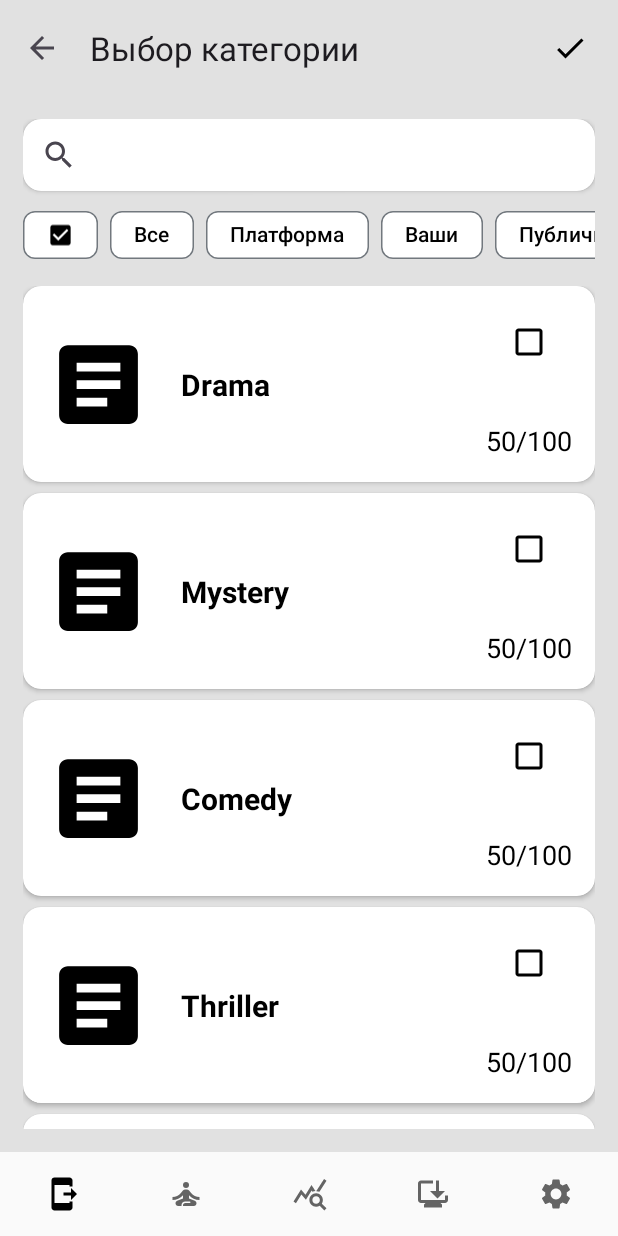
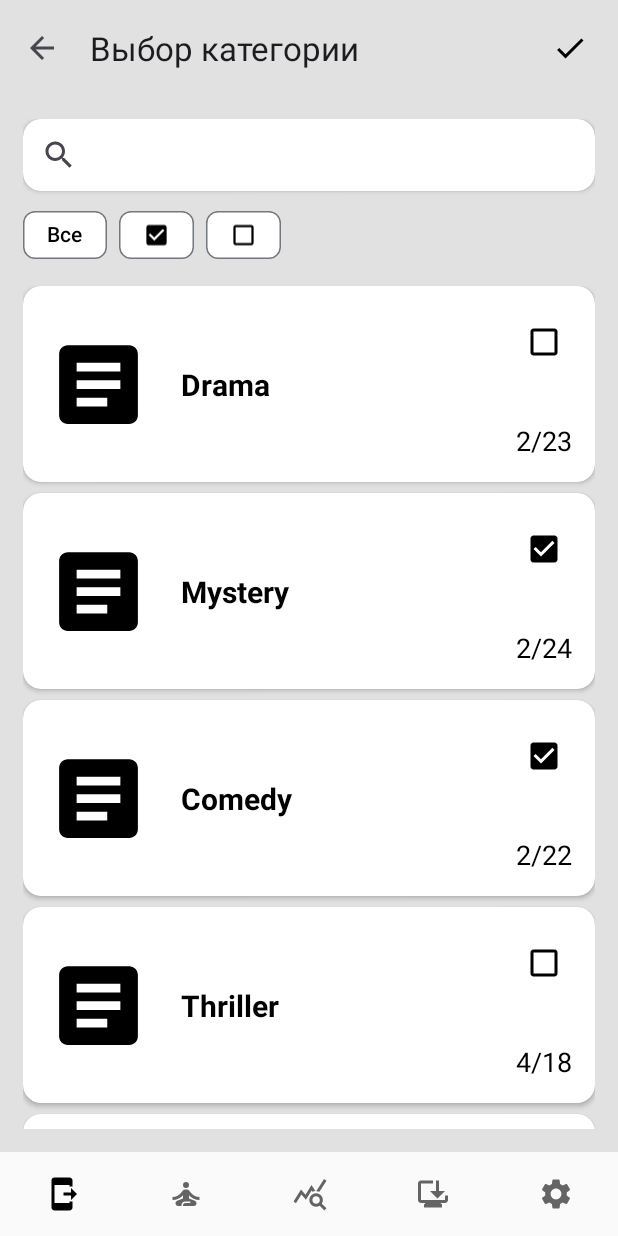
Before and after one commit to litnaro/MindVocab, an Android app: the WordSetsFragment screen opened through its navigation route, after a tap on an icon or button, on a phone screen of 412 x 824 dp. Run offline under Robolectric (Android 15) with nearby library versions, the phone set to English and light mode, and no system bars; our stand-ins replace Room's generated code, navigation-ui; pictures from the network do not load.

Commit message:
WordSets logic model

```diff
--- a/app/src/main/java/com/example/mindvocab/model/Exceptions.kt
+++ b/app/src/main/java/com/example/mindvocab/model/Exceptions.kt
@@ -12,3 +12,6 @@ class UnableToLoadWordException(message: String) : AppException()
 class UnableToListenInformationException(message: String) : AppException()
 
 class WordsEndedException(message: String) : AppException()
+
+//Account exception
+class AuthException : AppException()
--- a/app/src/main/java/com/example/mindvocab/model/room/AppDataBase.kt
+++ b/app/src/main/java/com/example/mindvocab/model/room/AppDataBase.kt
@@ -9,6 +9,7 @@ import com.example.mindvocab.model.achievement.room.entities.AchievementDbEntity
 import com.example.mindvocab.model.sets.room.WordSetsDao
 import com.example.mindvocab.model.sets.room.entity.AccountWordSetDbEntity
 import com.example.mindvocab.model.sets.room.entity.WordSetDbEntity
+import com.example.mindvocab.model.sets.room.entity.WordSetsWithStatisticDbView
 import com.example.mindvocab.model.word.room.entities.AccountWordProgressDbEntity
 import com.example.mindvocab.model.word.room.entities.ExampleDbEntity
 import com.example.mindvocab.model.word.room.entities.LanguageDbEntity
@@ -29,6 +30,9 @@ import com.example.mindvocab.model.word.room.WordsDao
         WordDbEntity::class,
         AccountWordSetDbEntity::class,
         AccountWordProgressDbEntity::class
+    ],
+    views = [
+        WordSetsWithStatisticDbView::class
     ]
 )
 abstract class AppDataBase : RoomDatabase() {
--- a/app/src/main/java/com/example/mindvocab/model/room/Repositories.kt
+++ b/app/src/main/java/com/example/mindvocab/model/room/Repositories.kt
@@ -27,16 +27,16 @@ object Repositories {
 
     // Repositories
 
+    val accountsRepository: AccountRepository by lazy {
+        RoomAccountRepository(database.getAccountsDao())
+    }
+
     val wordSetsRepository: WordSetsRepository by lazy {
-        RoomWordSetsRepository(database.getWordSetsDao())
+        RoomWordSetsRepository(database.getWordSetsDao(), accountsRepository)
     }
 
     val wordsRepository: WordRepository by lazy {
         RoomWordRepository(database.getWordsDao())
-    }
-
-    val accountsRepository: AccountRepository by lazy {
-        RoomAccountRepository(database.getAccountsDao())
     }
 
     // Entrance point in MainActivity onCreate
--- a/app/src/main/java/com/example/mindvocab/model/sets/WordSetsRepository.kt
+++ b/app/src/main/java/com/example/mindvocab/model/sets/WordSetsRepository.kt
@@ -19,14 +19,14 @@ interface WordSetsRepository : Repository {
      * @throws StorageException
      * @throws WordSetAlreadyExistsException
      */
-    suspend fun createWordSet(wordSet: WordSetDbEntity) : Boolean
+    suspend fun createWordSet(wordSet: WordSetDbEntity)
 
     /**
      *  Delete a custom user word set.
      *  Platform word sets can not be deleted.
      *  @throws StorageException
      */
-    suspend fun deleteWordSet(wordSet: WordSetDbEntity) : Boolean
+    suspend fun deleteWordSet(wordSet: WordSetDbEntity)
 
     /**
      *  Mark the specified word set as selected.
@@ -34,13 +34,13 @@ interface WordSetsRepository : Repository {
      *  After selection those words are displayed in learning screen.
      *  @throws StorageException
      */
-    fun selectWordSet(wordSet: WordSet) : Boolean
+    suspend fun selectWordSet(wordSet: WordSet)
 
     /**
      *  Mark the specified word set as unselected.
      *  Removing all word set words but save their progress.
      *  @throws StorageException
      */
-    fun unselectWordSet(wordSet: WordSet) : Boolean
+    suspend fun unselectWordSet(wordSet: WordSet)
 
 }
--- a/app/src/main/java/com/example/mindvocab/model/sets/entity/WordSet.kt
+++ b/app/src/main/java/com/example/mindvocab/model/sets/entity/WordSet.kt
@@ -3,8 +3,8 @@ package com.example.mindvocab.model.sets.entity
 data class WordSet(
     val id: Long,
     val name: String,
-    val photo: String,
+    val image: String,
     val isSelected: Boolean,
     val wordsCount: Int,
-    val accountCompletedWordsCount: Int
+    val wordsCompleted: Int
 )
--- a/app/src/main/java/com/example/mindvocab/model/sets/room/RoomWordSetsRepository.kt
+++ b/app/src/main/java/com/example/mindvocab/model/sets/room/RoomWordSetsRepository.kt
@@ -1,48 +1,83 @@
 package com.example.mindvocab.model.sets.room
 
+import com.example.mindvocab.model.AuthException
 import com.example.mindvocab.model.StorageException
+import com.example.mindvocab.model.account.AccountRepository
 import com.example.mindvocab.model.sets.WordSetFilter
 import com.example.mindvocab.model.sets.WordSetsRepository
 import com.example.mindvocab.model.sets.entity.WordSet
+import com.example.mindvocab.model.sets.room.entity.AccountWordSetDbEntity
 import com.example.mindvocab.model.sets.room.entity.WordSetDbEntity
-import com.github.javafaker.Faker
 import kotlinx.coroutines.flow.Flow
+import kotlinx.coroutines.flow.first
+import kotlinx.coroutines.flow.flatMapLatest
+import kotlinx.coroutines.flow.flowOf
 import kotlinx.coroutines.flow.map
-import kotlin.random.Random
-
-typealias WordSetListener = (wordSet: List<WordSet>) -> Unit
+import kotlinx.coroutines.flow.mapLatest
 
 class RoomWordSetsRepository(
-    private val wordSetsDao: WordSetsDao
+    private val wordSetsDao: WordSetsDao,
+    private val accountsRepository: AccountRepository
 ) : WordSetsRepository {
 
     override suspend fun getWordSets(filter: WordSetFilter): Flow<List<WordSet>> {
-        return wordSetsDao.getWordSets().map { it ->
+        return accountsRepository.getAccount()
+            .flatMapLatest { account ->
+                if (account == null) return@flatMapLatest flowOf(emptyList())
+                queryWordSets(account.id)
+            }
+            .mapLatest { wordSets ->
+                when(filter) {
+                    WordSetFilter.ALL -> {
+                        wordSets
+                    }
+                    WordSetFilter.SELECTED -> {
+                        wordSets.filter { it.isSelected }
+                    }
+                    WordSetFilter.UNSELECTED -> {
+                        wordSets.filter { !it.isSelected }
+                    }
+                }
+            }
+    }
+
+    override suspend fun createWordSet(wordSet: WordSetDbEntity) {
+        try {
+            wordSetsDao.createWordSet(wordSet)
+        } catch (e: StorageException) {
+            e.printStackTrace()
+        }
+    }
+
+    override suspend fun deleteWordSet(wordSet: WordSetDbEntity) {
+        TODO("Not yet implemented")
+    }
+
+    override suspend fun selectWordSet(wordSet: WordSet) {
+        setSelectedFlagForWordSet(wordSet, true)
+    }
+
+    override suspend fun unselectWordSet(wordSet: WordSet) {
+        setSelectedFlagForWordSet(wordSet, false)
+    }
+
+    private fun queryWordSets(accountId: Long): Flow<List<WordSet>>{
+        return wordSetsDao.getWordSets(accountId).map { it ->
             it.map {
                 it.toWordSet()
             }
         }
     }
 
-    override suspend fun createWordSet(wordSet: WordSetDbEntity): Boolean {
-        try {
-            wordSetsDao.createWordSet(wordSet)
-        } catch (e: StorageException) {
-            e.printStackTrace()
-        }
-        return true
-    }
-
-    override suspend fun deleteWordSet(wordSet: WordSetDbEntity): Boolean {
-        TODO("Not yet implemented")
-    }
-
-    override fun selectWordSet(wordSet: WordSet): Boolean {
-        TODO("Not yet implemented")
-    }
-
-    override fun unselectWordSet(wordSet: WordSet): Boolean {
-        TODO("Not yet implemented")
+    private suspend fun setSelectedFlagForWordSet(wordSet: WordSet, isSelected: Boolean) {
+        val account = accountsRepository.getAccount().first() ?: throw AuthException()
+        wordSetsDao.setSelectedFlagForWordSet(
+            AccountWordSetDbEntity(
+                accountId = account.id,
+                wordSetId = wordSet.id,
+                isSelected = isSelected
+            )
+        )
     }
 
 }
--- a/app/src/main/java/com/example/mindvocab/model/sets/room/WordSetsDao.kt
+++ b/app/src/main/java/com/example/mindvocab/model/sets/room/WordSetsDao.kt
@@ -3,16 +3,23 @@ package com.example.mindvocab.model.sets.room
 import androidx.room.Dao
 import androidx.room.Delete
 import androidx.room.Insert
+import androidx.room.OnConflictStrategy
 import androidx.room.Query
 import androidx.room.Update
+import com.example.mindvocab.model.sets.room.entity.AccountWordSetDbEntity
 import com.example.mindvocab.model.sets.room.entity.WordSetDbEntity
+import com.example.mindvocab.model.sets.room.entity.WordSetsWithStatisticDbView
 import kotlinx.coroutines.flow.Flow
 
 @Dao
 interface WordSetsDao {
 
-    @Query("SELECT * FROM word_sets")
-    fun getWordSets() : Flow<List<WordSetDbEntity>>
+    @Query("SELECT * FROM word_sets_statistic WHERE account_id = :accountId")
+    fun getWordSets(accountId: Long) : Flow<List<WordSetsWithStatisticDbView>>
+
+    @Insert(onConflict = OnConflictStrategy.REPLACE)
+    suspend fun setSelectedFlagForWordSet(accountWordSetSelection: AccountWordSetDbEntity)
+
 
     //TODO: decide about strategy
 
--- a/app/src/main/java/com/example/mindvocab/model/sets/room/entity/WordSetDbEntity.kt
+++ b/app/src/main/java/com/example/mindvocab/model/sets/room/entity/WordSetDbEntity.kt
@@ -12,16 +12,6 @@ data class WordSetDbEntity(
     val name: String,
     val image: String
 ) {
-
-    fun toWordSet() : WordSet = WordSet(
-        id = id,
-        name = name,
-        photo = "photo",
-        isSelected = false,
-        wordsCount = 100,
-        accountCompletedWordsCount = 50
-    )
-
     override fun equals(other: Any?): Boolean {
         if (this === other) return true
         if (javaClass != other?.javaClass) return false
--- /dev/null
+++ b/app/src/main/java/com/example/mindvocab/model/sets/room/entity/WordSetsWithStatisticDbView.kt
@@ -0,0 +1,57 @@
+package com.example.mindvocab.model.sets.room.entity
+
+import androidx.room.ColumnInfo
+import androidx.room.DatabaseView
+import androidx.room.Embedded
+import com.example.mindvocab.model.sets.entity.WordSet
+
+/**
+ * DatabaseView select every combination of accounts and word sets.
+ * Sets whether the account has selected a word set to learn or not.
+ * If account_word_set table has not record, DbView set as unselected.
+ * Calculate words in each word set.
+ * Calculates the number of words an account has completed for a specific word set.
+ */
+@DatabaseView(
+    viewName = "word_sets_statistic",
+    value = "SELECT\n" +
+            "    accounts.id AS account_id,\n" +
+            "    word_sets.id,\n" +
+            "    word_sets.name,\n" +
+            "    word_sets.image,\n" +
+            "    IFNULL(account_word_set.is_selected, 0) AS is_selected,\n" +
+            "    (SELECT COUNT(*) FROM words WHERE words.word_set_id = word_sets.id) AS words_count,\n" +
+            "    (SELECT COUNT(*)\n" +
+            "        FROM (\n" +
+            "            SELECT words.id\n" +
+            "            FROM words, account_word_progress\n" +
+            "            WHERE words.word_set_id = word_sets.id\n" +
+            "                AND account_word_progress.word_id = words.id\n" +
+            "                AND account_word_progress.times_repeated = 6\n" +
+            "                AND account_word_progress.account_id = accounts.id\n" +
+            "            GROUP BY words.id)\n" +
+            "    ) AS words_completed\n" +
+            "FROM\n" +
+            "    accounts\n" +
+            "JOIN\n" +
+            "    word_sets\n" +
+            "LEFT JOIN\n" +
+            "    account_word_set ON account_word_set.account_id = accounts.id\n" +
+            "                        AND account_word_set.word_set_id = word_sets.id"
+)
+data class WordSetsWithStatisticDbView(
+    @ColumnInfo(name = "account_id") val accountId: Long,
+    @Embedded val wordSet: WordSetDbEntity,
+    @ColumnInfo(name = "is_selected") val isSelected: Boolean,
+    @ColumnInfo(name = "words_count") val wordsCount: Int,
+    @ColumnInfo(name = "words_completed") val wordsCompleted: Int
+) {
+    fun toWordSet() = WordSet(
+        id = wordSet.id,
+        name = wordSet.name,
+        image = wordSet.image,
+        isSelected = isSelected,
+        wordsCount = wordsCount,
+        wordsCompleted = wordsCompleted
+    )
+}
--- a/app/src/main/java/com/example/mindvocab/screens/learn/wordset/WordSetAdapter.kt
+++ b/app/src/main/java/com/example/mindvocab/screens/learn/wordset/WordSetAdapter.kt
@@ -16,15 +16,20 @@ class WordSetAdapter(
 ) : ListAdapter<WordSet, WordSetAdapter.ViewHolder>(ItemCallback), View.OnClickListener {
 
     interface Listener {
-        fun addWordSetToLearning(wordSet: WordSet)
         fun onWordSetDetail(wordSet: WordSet)
+        fun selectWordSet(wordSet: WordSet)
+        fun unselectWordSet(wordSet: WordSet)
     }
 
     override fun onClick(view: View) {
         val wordSet = view.tag as WordSet
         when(view.id) {
             R.id.wordSetIsSelected -> {
-                listener.addWordSetToLearning(wordSet)
+                if (wordSet.isSelected) {
+                    listener.unselectWordSet(wordSet)
+                } else {
+                    listener.selectWordSet(wordSet)
+                }
             }
             else -> {
                 listener.onWordSetDetail(wordSet)
@@ -53,10 +58,10 @@ class WordSetAdapter(
             }
 
             wordSetTitle.text = item.name
-            wordSetProgress.text = "${item.accountCompletedWordsCount}/${item.wordsCount}"
+            wordSetProgress.text = "${item.wordsCompleted}/${item.wordsCount}"
 
             Glide.with(wordSetPhoto.context)
-                .load(item.photo)
+                .load(item.image)
                 .circleCrop()
                 .placeholder(R.drawable.ic_article)
                 .error(R.drawable.ic_article)
--- a/app/src/main/java/com/example/mindvocab/screens/learn/wordset/WordSetsFragment.kt
+++ b/app/src/main/java/com/example/mindvocab/screens/learn/wordset/WordSetsFragment.kt
@@ -4,6 +4,7 @@ import android.os.Bundle
 import android.view.LayoutInflater
 import android.view.View
 import android.view.ViewGroup
+import android.widget.Toast
 import androidx.fragment.app.viewModels
 import androidx.navigation.fragment.findNavController
 import androidx.recyclerview.widget.LinearLayoutManager
@@ -13,6 +14,7 @@ import com.example.mindvocab.databinding.FragmentWordSetsBinding
 import com.example.mindvocab.model.ErrorResult
 import com.example.mindvocab.model.PendingResult
 import com.example.mindvocab.model.SuccessResult
+import com.example.mindvocab.model.sets.WordSetFilter
 import com.example.mindvocab.model.sets.entity.WordSet
 
 class WordSetsFragment : BaseFragment() {
@@ -26,12 +28,17 @@ class WordSetsFragment : BaseFragment() {
         val binding = FragmentWordSetsBinding.inflate(inflater, container, false)
 
         val wordSetAdapter = WordSetAdapter(object : WordSetAdapter.Listener {
-            override fun addWordSetToLearning(wordSet: WordSet) {
+
+            override fun onWordSetDetail(wordSet: WordSet) {
+                findNavController().navigate(WordSetsFragmentDirections.actionWordSetsFragmentToWordsFragment(wordSet.id))
+            }
+
+            override fun selectWordSet(wordSet: WordSet) {
                 viewModel.selectWordSet(wordSet)
             }
 
-            override fun onWordSetDetail(wordSet: WordSet) {
-                findNavController().navigate(WordSetsFragmentDirections.actionWordSetsFragmentToWordsFragment(wordSet.id))
+            override fun unselectWordSet(wordSet: WordSet) {
+                viewModel.unselectWordSet(wordSet)
             }
         })
 
@@ -55,10 +62,6 @@ class WordSetsFragment : BaseFragment() {
             }
         }
 
-        binding.createWordSet.setOnClickListener {
-            viewModel.createWordSet()
-        }
-
         return binding.root
     }
 }
--- a/app/src/main/java/com/example/mindvocab/screens/learn/wordset/WordSetsViewModel.kt
+++ b/app/src/main/java/com/example/mindvocab/screens/learn/wordset/WordSetsViewModel.kt
@@ -16,11 +16,14 @@ class WordSetsViewModel(
     private val wordSetsRepository: WordSetsRepository
 ) : BaseViewModel() {
 
-
     private val _wordSetList = MutableLiveData<Result<List<WordSet>>>()
     val wordSetList: LiveData<Result<List<WordSet>>> = _wordSetList
 
     init {
+        getWordSets()
+    }
+
+    fun getWordSets(filter: WordSetFilter = WordSetFilter.ALL) {
         viewModelScope.launch {
             wordSetsRepository.getWordSets().collect {
                 _wordSetList.value = SuccessResult(it)
@@ -28,23 +31,16 @@ class WordSetsViewModel(
         }
     }
 
-    fun getWordSetList(filter: WordSetFilter = WordSetFilter.ALL) {
-
+    fun selectWordSet(wordSet: WordSet) {
+        viewModelScope.launch {
+            wordSetsRepository.selectWordSet(wordSet)
+        }
     }
 
-    fun selectWordSet(wordSet: WordSet) {
-
+    fun unselectWordSet(wordSet: WordSet) {
+        viewModelScope.launch {
+            wordSetsRepository.unselectWordSet(wordSet)
+        }
     }
 
-    fun createWordSet() {
-        viewModelScope.launch {
-            wordSetsRepository.createWordSet(
-                WordSetDbEntity(
-                    id = 0,
-                    name = "Okay",
-                    image = "ByteArray(1)"
-                )
-            )
-        }
-    }
 }
--- a/app/src/main/res/layout/fragment_word_sets.xml
+++ b/app/src/main/res/layout/fragment_word_sets.xml
@@ -27,12 +27,23 @@
         android:layout_marginTop="5dp"
         android:scrollbars="none">
         <com.google.android.material.chip.ChipGroup
+            android:id="@+id/chipGroup"
             android:layout_width="wrap_content"
             android:layout_height="wrap_content"
+            app:singleSelection="true"
             app:singleLine="true">
 
             <com.google.android.material.chip.Chip
-                android:id="@+id/chipChosen"
+                android:id="@+id/chipAll"
+                android:layout_width="wrap_content"
+                android:layout_height="wrap_content"
+                android:checkable="true"
+                app:chipBackgroundColor="?attr/colorPrimaryContainer"
+                android:textColor="?attr/colorOnPrimaryContainer"
+                android:text="Все" />
+
+            <com.google.android.material.chip.Chip
+                android:id="@+id/chipOnlySelected"
                 android:layout_width="wrap_content"
                 android:layout_height="wrap_content"
                 app:chipIcon="@drawable/ic_check_box_filled"
@@ -45,40 +56,17 @@
                 app:iconEndPadding="8dp"/>
 
             <com.google.android.material.chip.Chip
-                android:id="@+id/chipAll"
+                android:id="@+id/chipOnlyUnelected"
                 android:layout_width="wrap_content"
                 android:layout_height="wrap_content"
+                app:chipIcon="@drawable/ic_check_box_empty"
+                app:chipIconTint="?attr/colorOnPrimaryContainer"
+                app:chipBackgroundColor="?attr/colorPrimaryContainer"
                 android:checkable="true"
-                app:chipBackgroundColor="?attr/colorPrimaryContainer"
-                android:textColor="?attr/colorOnPrimaryContainer"
-                android:text="Все" />
-
-            <com.google.android.material.chip.Chip
-                android:id="@+id/chipPlatform"
-                android:layout_width="wrap_content"
-                android:layout_height="wrap_content"
-                android:checkable="true"
-                app:chipBackgroundColor="?attr/colorPrimaryContainer"
-                android:textColor="?attr/colorOnPrimaryContainer"
-                android:text="Платформа"/>
-
-            <com.google.android.material.chip.Chip
-                android:id="@+id/chipYour"
-                android:layout_width="wrap_content"
-                android:layout_height="wrap_content"
-                android:checkable="true"
-                app:chipBackgroundColor="?attr/colorPrimaryContainer"
-                android:textColor="?attr/colorOnPrimaryContainer"
-                android:text="Ваши"/>
-
-            <com.google.android.material.chip.Chip
-                android:id="@+id/chipPublic"
-                android:layout_width="wrap_content"
-                android:layout_height="wrap_content"
-                android:checkable="true"
-                app:chipBackgroundColor="?attr/colorPrimaryContainer"
-                android:textColor="?attr/colorOnPrimaryContainer"
-                android:text="Публичные"/>
+                app:textStartPadding="0dp"
+                app:textEndPadding="0dp"
+                app:iconStartPadding="8dp"
+                app:iconEndPadding="8dp"/>
 
         </com.google.android.material.chip.ChipGroup>
     </HorizontalScrollView>
@@ -89,12 +77,4 @@
         android:layout_height="wrap_content"
         android:layout_marginTop="10dp"
         tools:listitem="@layout/item_word_set"/>
-
-    <Button
-        android:id="@+id/createWordSet"
-        android:layout_width="100dp"
-        android:layout_height="50dp"
-        android:text="Создать"/>
-
-
 </LinearLayout>
```
Also changed, not shown: app/src/main/assets/MindVocabData.db.
